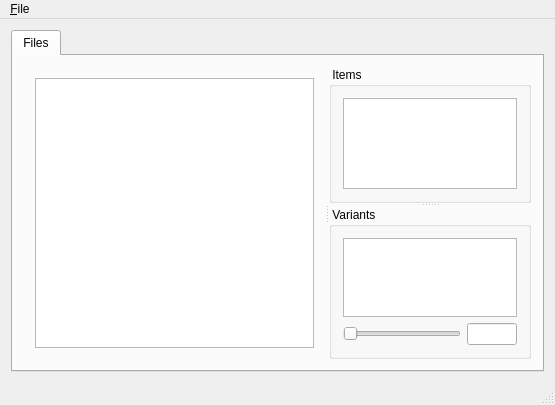
Old version of the form litewiz/src/user_interface/main_window.ui in the repository panone/litewiz.
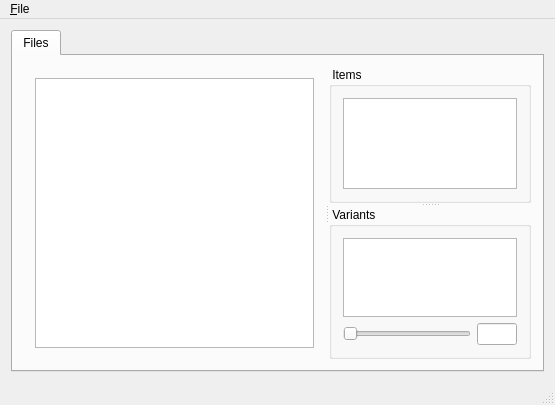
New version of the form.

Commit message: * size hinting

Patch:
```diff
--- a/litewiz/src/user_interface/main_window.ui
+++ b/litewiz/src/user_interface/main_window.ui
@@ -86,9 +86,15 @@
                </item>
                <item>
                 <widget class="QLineEdit" name="varianceLineEdit">
+                 <property name="sizePolicy">
+                  <sizepolicy hsizetype="Fixed" vsizetype="Fixed">
+                   <horstretch>0</horstretch>
+                   <verstretch>0</verstretch>
+                  </sizepolicy>
+                 </property>
                  <property name="maximumSize">
                   <size>
-                   <width>50</width>
+                   <width>40</width>
                    <height>16777215</height>
                   </size>
                  </property>
```
Left out of the diff: 33 changed lines with no effect on the pictures.
